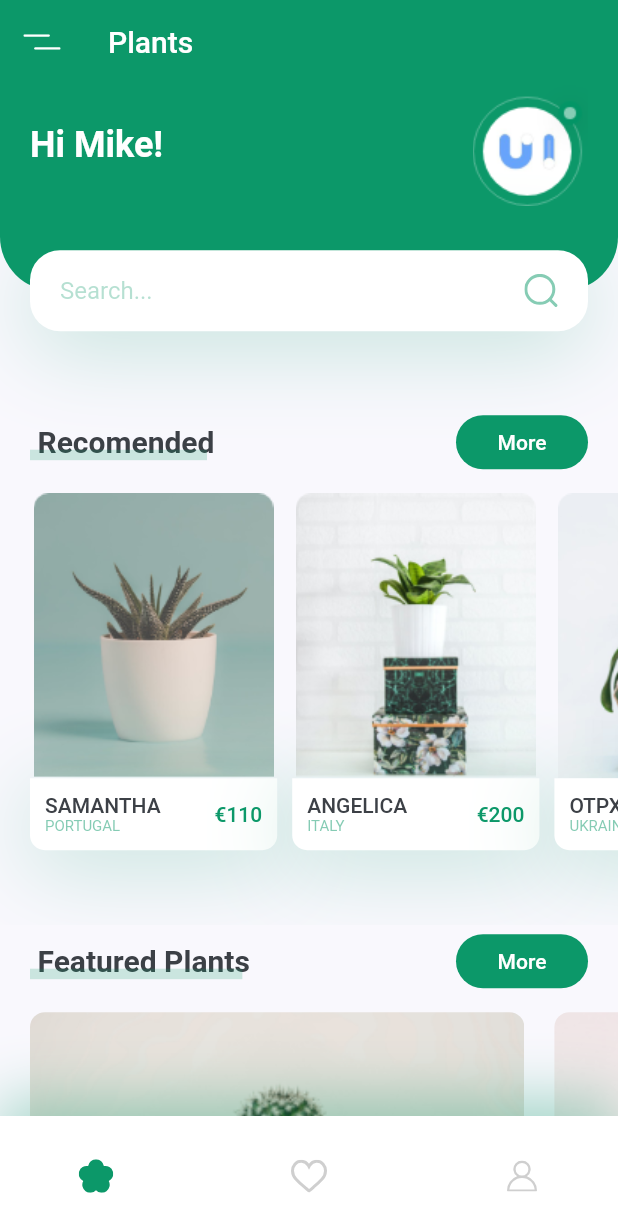
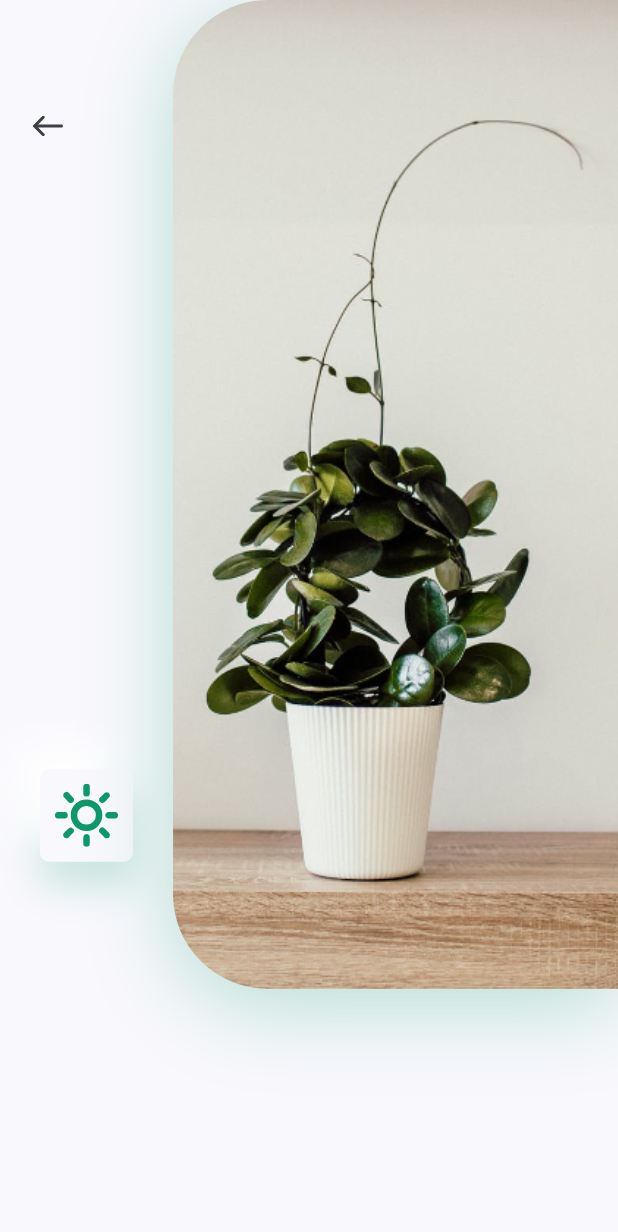
Before and after one commit to miguelnunorosa/Flutter-UI-Examples, a Flutter app: the screen it shows after launch, after a tap on an icon or button, on a phone screen of 412 x 824 dp. Shown: the top 1232 px of the screen. Run offline on Flutter 3.47's test engine with Material 2 defaults, Android fonts, the phone set to English and light mode, and no system bars; our stand-ins replace flutter_svg.

Commit message:
Plant App: details page - add left icons

```diff
--- /dev/null
+++ b/plant_app/lib/pages/details/components/body.dart
@@ -0,0 +1,69 @@
+import 'package:flutter/material.dart';
+import 'package:flutter_svg/flutter_svg.dart';
+import 'package:flutter_svg/svg.dart';
+import 'package:plant_app/pages/details/components/icon_card.dart';
+import 'package:plant_app/settings/constants.dart';
+
+
+class Body extends StatelessWidget {
+  const Body({Key? key}) : super(key: key);
+
+  @override
+  Widget build(BuildContext context) {
+
+    Size size = MediaQuery.of(context).size;
+
+    return Column(
+      children: [
+        SizedBox(
+          height: size.height * 0.8,
+          child: Row(
+            children: [
+              Expanded(
+                child: Padding(
+                  padding: const EdgeInsets.symmetric(vertical: KDEFAULTPADDING * 3),
+                  child: Column(
+                    children: [
+                      Align(
+                        alignment: Alignment.topLeft,
+                        child: IconButton(
+                          padding: const EdgeInsets.symmetric(horizontal: KDEFAULTPADDING),
+                          icon: SvgPicture.asset(ICON_BACK_ARROW),
+                          onPressed: (){ Navigator.pop(context); },
+                        ),
+                      ),
+                      const Spacer(),
+                      const IconCard(),
+                    ],
+                  ),
+                ),
+              ),
+              Container(
+                height: size.height * 0.8,
+                width: size.width * 0.72,
+                decoration: BoxDecoration(
+                  borderRadius: const BorderRadius.only(
+                    topLeft: Radius.circular(63),
+                    bottomLeft: Radius.circular(63),
+                  ),
+                  boxShadow: [
+                    BoxShadow(
+                      offset: const Offset(0, 10),
+                      blurRadius: 50,
+                      color: KPRIMARYCOLOR.withOpacity(0.29),
+                    ),
+                  ],
+                  image: const DecorationImage(
+                    alignment: Alignment.centerLeft,
+                    fit: BoxFit.cover,
+                    image: AssetImage(IMG_IMAGE),
+                  ),
+                ),
+              ),
+            ],
+          ),
+        ),
+      ],
+    );
+  }
+}
--- /dev/null
+++ b/plant_app/lib/pages/details/components/icon_card.dart
@@ -0,0 +1,40 @@
+import 'package:flutter/material.dart';
+import 'package:flutter_svg/flutter_svg.dart';
+import 'package:plant_app/settings/constants.dart';
+
+class IconCard extends StatelessWidget {
+  const IconCard({
+    Key? key,
+  }) : super(key: key);
+
+
+  @override
+  Widget build(BuildContext context) {
+
+    Size _size = MediaQuery.of(context).size;
+
+    return Container(
+      margin: EdgeInsets.symmetric(vertical: _size.height * 0.03),
+      padding: EdgeInsets.all(KDEFAULTPADDING / 2),
+      height: 62,
+      width: 62,
+      decoration: BoxDecoration(
+        color: KBACKGROUNDCOLOR,
+        borderRadius: BorderRadius.circular(6),
+        boxShadow: [
+          BoxShadow(
+            offset: const Offset(0, 15),
+            blurRadius: 22,
+            color: KPRIMARYCOLOR.withOpacity(0.22),
+          ),
+          const BoxShadow(
+            offset: Offset(-15, -15),
+            blurRadius: 20,
+            color: Colors.white,
+          ),
+        ],
+      ),
+      child: SvgPicture.asset(ICON_SUN),
+    );
+  }
+}
--- /dev/null
+++ b/plant_app/lib/pages/details/details_screen.dart
@@ -0,0 +1,14 @@
+import 'package:flutter/material.dart';
+import 'package:plant_app/pages/details/components/body.dart';
+
+
+class DetailsScreen extends StatelessWidget {
+  const DetailsScreen({Key? key}) : super(key: key);
+
+  @override
+  Widget build(BuildContext context) {
+    return Scaffold(
+      body: Body(),
+    );
+  }
+}
--- a/plant_app/lib/pages/home/components/recomended_plants.dart
+++ b/plant_app/lib/pages/home/components/recomended_plants.dart
@@ -1,4 +1,5 @@
 import 'package:flutter/material.dart';
+import 'package:plant_app/pages/details/details_screen.dart';
 import 'package:plant_app/settings/constants.dart';
 import 'recomended_plant_card.dart';
 
@@ -22,21 +23,48 @@ class RecomendedPlants extends StatelessWidget {
             country: "Portugal",
             image: IMG_IMAGE1,
             price: 110,
-            press: (){},
+            press: (){
+              Navigator.push(
+                context,
+                MaterialPageRoute(
+                  builder: (context) => DetailsScreen(
+                    //
+                  ),
+                ),
+              );
+            },
           ),
           RecomendedPlantCard(
             title: "Angelica",
             country: "Italy",
             image: IMG_IMAGE2,
             price: 200,
-            press: (){},
+            press: (){
+              Navigator.push(
+                context,
+                MaterialPageRoute(
+                  builder: (context) => DetailsScreen(
+                    //
+                  ),
+                ),
+              );
+            },
           ),
           RecomendedPlantCard(
             title: "OTPX",
             country: "Ukrain",
             image: IMG_IMAGE3,
             price: 310,
-            press: (){},
+            press: (){
+              Navigator.push(
+                context,
+                MaterialPageRoute(
+                  builder: (context) => DetailsScreen(
+                    //
+                  ),
+                ),
+              );
+            },
           ),
         ],
       ),
--- a/plant_app/lib/pages/home/home_screen.dart
+++ b/plant_app/lib/pages/home/home_screen.dart
@@ -2,6 +2,7 @@ import 'package:flutter/material.dart';
 import 'package:plant_app/components/my_appbar.dart';
 import 'package:plant_app/components/my_button_navigation.dart';
 import 'package:plant_app/pages/home/components/body.dart';
+import 'package:plant_app/settings/constants.dart';
 
 class HomeScreen extends StatelessWidget {
   const HomeScreen({Key? key}) : super(key: key);
@@ -9,7 +10,7 @@ class HomeScreen extends StatelessWidget {
   @override
   Widget build(BuildContext context) {
     return const Scaffold(
-      appBar: MyAppBar(appTitle: "Plants"),
+      appBar: MyAppBar(appTitle: APPTITLE),
       body: Body(),
       bottomNavigationBar: MyButtonNavBar(),
     );
--- a/plant_app/lib/settings/constants.dart
+++ b/plant_app/lib/settings/constants.dart
@@ -1,4 +1,7 @@
 import 'package:flutter/material.dart';
+
+//titles
+const String APPTITLE = "Plants";
 
 
 //main colors to app
```
